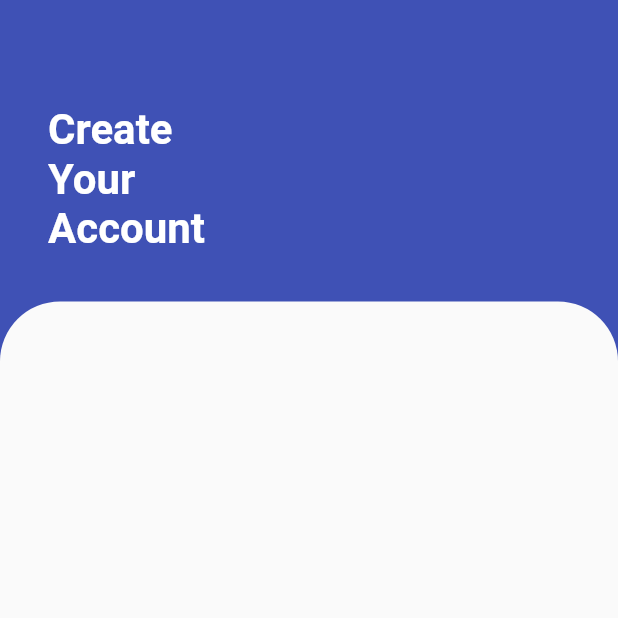
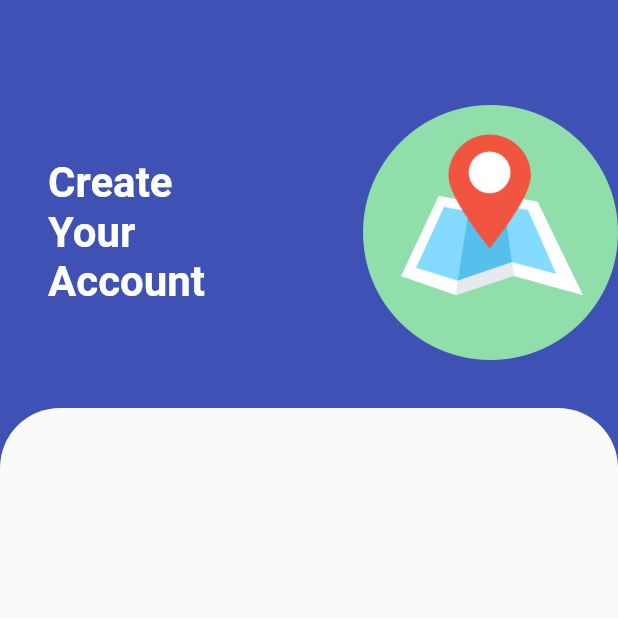
Before and after one commit to Baxi19/DriverAssistant, a Flutter app: the screen it shows after launch, on a phone screen of 412 x 824 dp, the top half of it. Run offline on Flutter 3.47's test engine with Material 2 defaults, Android fonts, the phone set to English and light mode, and no system bars.

Commit message:
Icon added :zap: :white_check_mark:

```diff
--- a/lib/main.dart
+++ b/lib/main.dart
@@ -60,25 +60,29 @@ class _MyHomePageState extends State<MyHomePage> {
   }
 
   _topheader() {
-    return Padding(padding: EdgeInsets.only(left: 32),
+    return Padding(
+      padding: EdgeInsets.only(left: 32),
       child: Row(
         mainAxisAlignment: MainAxisAlignment.spaceBetween,
         crossAxisAlignment: CrossAxisAlignment.center,
         children: <Widget>[
-          Text('Create\nYour\nAccount',
+          Text(
+            'Create\nYour\nAccount',
             style: TextStyle(
               color: Colors.white,
               fontWeight: FontWeight.w600,
               fontSize: 28,
             ),
           ),
-          //Image.asset('assets/images/map.png',
-          //  height: 170,
-          //  fit: BoxFit.fitHeight,
-          //),
+          Image.asset(
+            'assets/img/map.png',
+            height: 170,
+            fit: BoxFit.fitHeight,
+            width: 170,
+          )
         ],
       ),
-
     );
   }
 }
+/*https://www.youtube.com/watch?v=GeNp8tC4Gak*/
--- a/pubspec.yaml
+++ b/pubspec.yaml
@@ -45,8 +45,8 @@ flutter:
   uses-material-design: true
 
   # To add assets to your application, add an assets section, like this:
-  # assets:
-  #   - images/a_dot_burr.jpeg
+  assets:
+     - assets/img/map.png
   #   - images/a_dot_ham.jpeg
 
   # An image asset can refer to one or more resolution-specific "variants", see
```
Also changed, not shown: assets/img/map.png (renamed from assets/images/map.png), assets/img/user.png (added).
